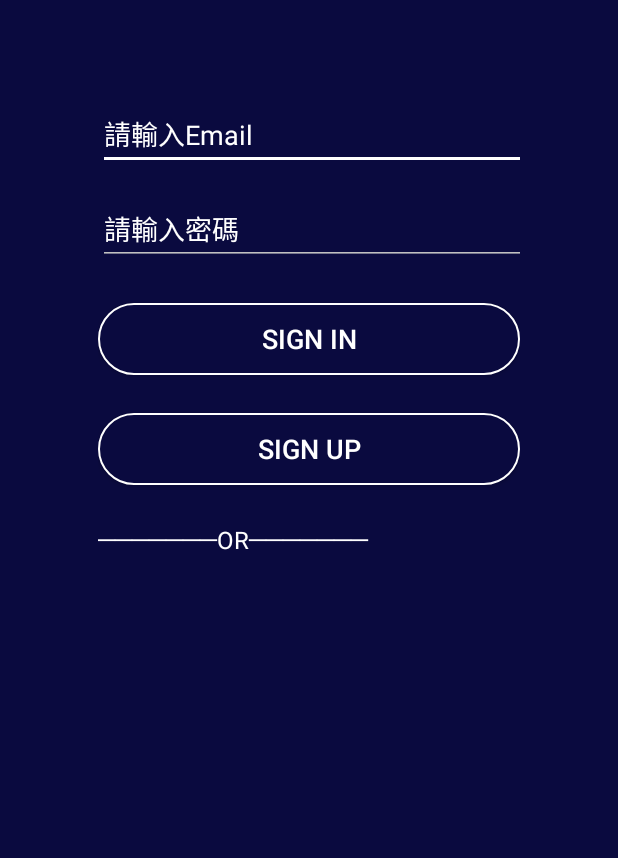
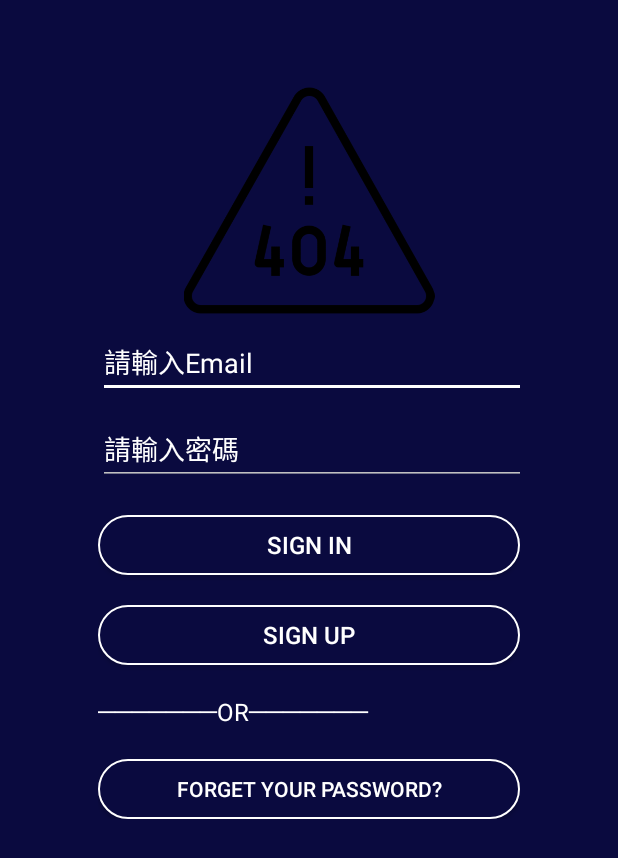
Before and after one commit to yin1219/swipe_face_student, an Android app: the layout sign_in.xml on its own in the app's theme, with its tools: preview values and no code run, on a phone screen of 412 x 824 dp. Shown: the top 858 px of the screen. Run offline under Robolectric (Android 15) with nearby library versions, the phone set to English and light mode, and no system bars; Roboto replaces fonts that are not available here.

Commit message:
已完成 請假清單 50% 20190225-yin

```diff
--- a/app/src/main/res/layout/sign_in.xml
+++ b/app/src/main/res/layout/sign_in.xml
@@ -1,10 +1,13 @@
 <?xml version="1.0" encoding="utf-8"?>
 <LinearLayout
     xmlns:android="http://schemas.android.com/apk/res/android"
+    xmlns:app="http://schemas.android.com/apk/res-auto"
     android:layout_width="match_parent"
     android:layout_height="match_parent"
     android:orientation="vertical"
-    android:padding="65dp"
+    android:paddingTop="50dp"
+    android:paddingLeft="65dp"
+    android:paddingRight="65dp"
     android:background="@color/colorPrimary">
 
     <LinearLayout
@@ -12,45 +15,54 @@
         android:layout_height="wrap_content"
         android:orientation="vertical">
 
+
+        <ImageView
+            android:id="@+id/imageView"
+            android:layout_width="wrap_content"
+            android:layout_height="167dp"
+            app:srcCompat="@drawable/error_404" />
+
         <EditText
-            android:id="@+id/editText1"
+            android:id="@+id/input_account"
             android:layout_width="301dp"
             android:layout_height="wrap_content"
-            android:layout_marginBottom="15dp"
+            android:layout_marginBottom="10dp"
             android:ems="10"
             android:hint="@string/signin_email"
             android:inputType="textEmailAddress"
+            android:textColor="#FFF"
             android:textColorHint="#FFF" />
 
         <EditText
-            android:id="@+id/editText2"
+            android:id="@+id/input_password"
             android:layout_width="301dp"
             android:layout_height="wrap_content"
-            android:layout_marginBottom="25dp"
+            android:layout_marginBottom="20dp"
             android:ems="10"
             android:hint="@string/signin_password"
             android:inputType="textPassword"
+            android:textColor="#FFF"
             android:textColorHint="#FFF" />
 
         <Button
-            android:id="@+id/button1"
+            android:id="@+id/buttonLogin"
             android:layout_width="match_parent"
-            android:layout_height="wrap_content"
-            android:layout_marginBottom="25dp"
+            android:layout_height="40dp"
+            android:layout_marginBottom="20dp"
             android:background="@drawable/bg_round_button_blue"
             android:text="@string/signin"
             android:textColor="#FFF"
-            android:textSize="18sp" />
+            android:textSize="16sp" />
 
         <Button
-            android:id="@+id/button2"
+            android:id="@+id/buttonSignup"
             android:layout_width="match_parent"
-            android:layout_height="wrap_content"
-            android:layout_marginBottom="25dp"
+            android:layout_height="40dp"
+            android:layout_marginBottom="20dp"
             android:background="@drawable/bg_round_button_blue"
             android:text="@string/signup_"
             android:textColor="#FFF"
-            android:textSize="18sp" />
+            android:textSize="16sp" />
 
         <TextView
             android:id="@+id/textView4"
@@ -60,9 +72,16 @@
             android:textColor="#FFF"
             android:textSize="16sp" />
 
+        <Button
+            android:id="@+id/button4"
+            android:layout_width="match_parent"
+            android:layout_height="40dp"
+            android:layout_marginTop="20dp"
+            android:background="@drawable/bg_round_button_blue"
+            android:text="FORGET YOUR PASSWORD?"
+            android:textColor="#FFF" />
+
     </LinearLayout>
 
 
-
-
 </LinearLayout>
```
Also changed, not shown: app/src/main/AndroidManifest.xml (+9 -1 lines), app/src/main/java/com/example/swipe_face_student/Fragment_LeaveList.java (+56 -8 lines), app/src/main/java/com/example/swipe_face_student/Leave.java (added, +81 -0 lines), app/src/main/java/com/example/swipe_face_student/LeaveId.java (added, +13 -0 lines), app/src/main/java/com/example/swipe_face_student/LeaveListAdapter.java (added, +84 -0 lines), app/src/main/res/layout/fragment_fragment__leave_list.xml (+12 -3 lines), app/src/main/res/layout/leavelist_item.xml (added, +95 -0 lines), app/src/main/res/drawable-v24/error_404.png (added).
